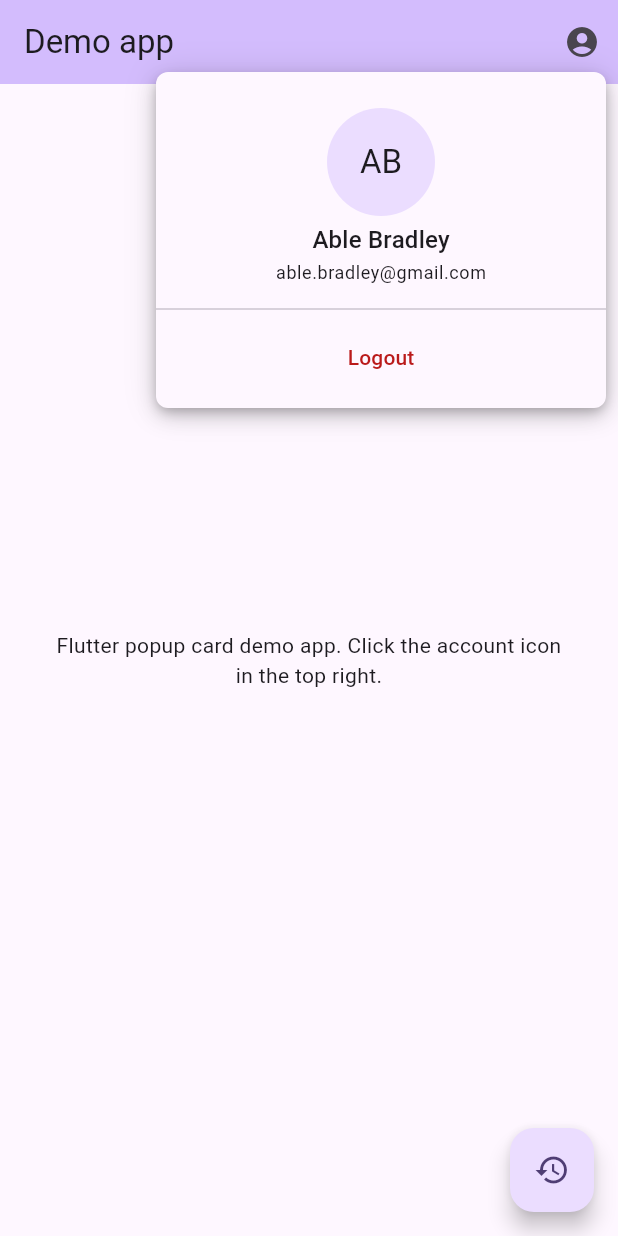
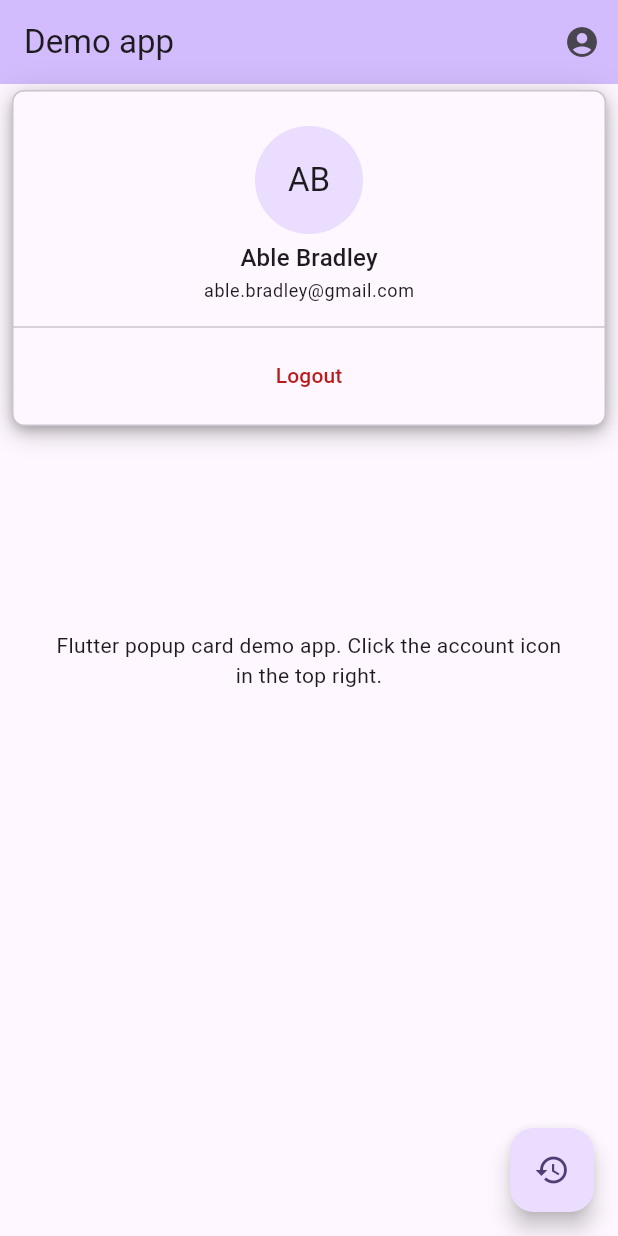
Before and after one commit to jacksoncurrie/flutter_popup_card, a Flutter app: the screen it shows after launch, after a tap on the "account circle" icon, on a phone screen of 412 x 824 dp. Run offline on Flutter 3.47's test engine with Material 2 defaults, Android fonts, the phone set to English and light mode, and no system bars.

Commit message:
Update docs and example

```diff
--- a/example/lib/main.dart
+++ b/example/lib/main.dart
@@ -1,3 +1,5 @@
+import 'dart:math' as math;
+
 import 'package:flutter/material.dart';
 import 'package:flutter_popup_card/flutter_popup_card.dart';
 
@@ -50,11 +52,14 @@ class _MyHomePageState extends State<MyHomePage> {
         return PopupCard(
           shape: RoundedRectangleBorder(
             borderRadius: BorderRadius.circular(8.0),
+            side: BorderSide(
+              color: Theme.of(context).colorScheme.outlineVariant,
+            ),
           ),
           child: const PopupCardDetails(),
         );
       },
-      offset: const Offset(-8, 48),
+      offset: const Offset(-8, 60),
       alignment: Alignment.topRight,
       useSafeArea: true,
     );
@@ -107,8 +112,10 @@ class PopupCardDetails extends StatelessWidget {
 
   @override
   Widget build(BuildContext context) {
-    return SizedBox(
-      width: 300,
+    return ConstrainedBox(
+      constraints: BoxConstraints(
+        maxWidth: math.min(450, MediaQuery.sizeOf(context).width - 16.0),
+      ),
       child: Column(
         mainAxisSize: MainAxisSize.min,
         children: [
--- a/example/pubspec.yaml
+++ b/example/pubspec.yaml
@@ -11,7 +11,8 @@ environment:
 dependencies:
   flutter:
     sdk: flutter
-  flutter_popup_card: ^0.0.2
+  flutter_popup_card:
+    path: ../
 
 dev_dependencies:
   flutter_lints: ^2.0.3
--- a/lib/flutter_popup_card.dart
+++ b/lib/flutter_popup_card.dart
@@ -24,7 +24,7 @@ import 'package:flutter/material.dart';
 /// widget. Use with [alignment] for positioning of the popup.
 ///
 /// The `useSafeArea` argument is used to place the popup inside a [SafeArea]
-/// so that it can avoid intrusion of the operating syste.
+/// so that it can avoid intrusion of the operating system.
 ///
 /// If the application has multiple [Navigator] objects, it may be necessary to
 /// call `Navigator.of(context, rootNavigator: true).pop(result)` to close the
```
Also changed, not shown: .docs/mobile-image.png (added), .docs/mobile-recording.gif (added), example/pubspec.lock, 1 other file.
